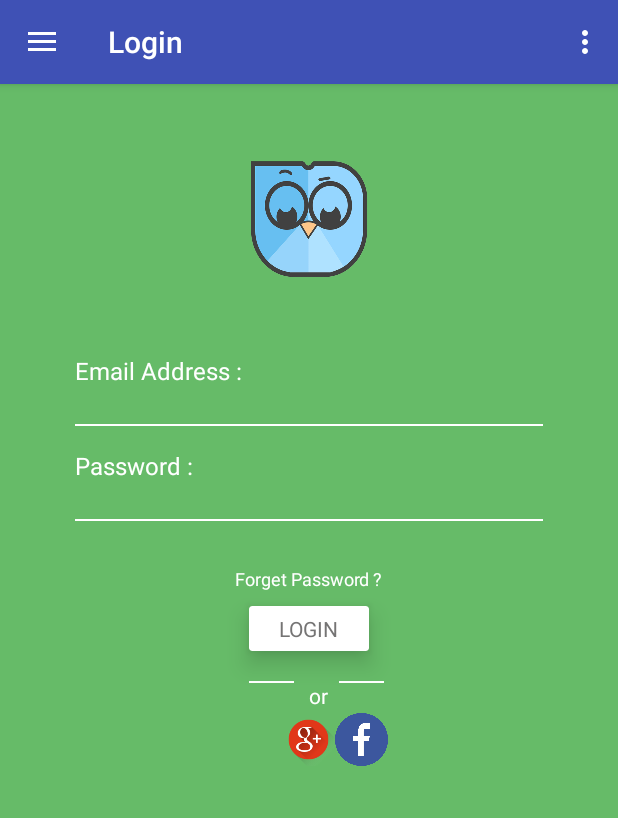
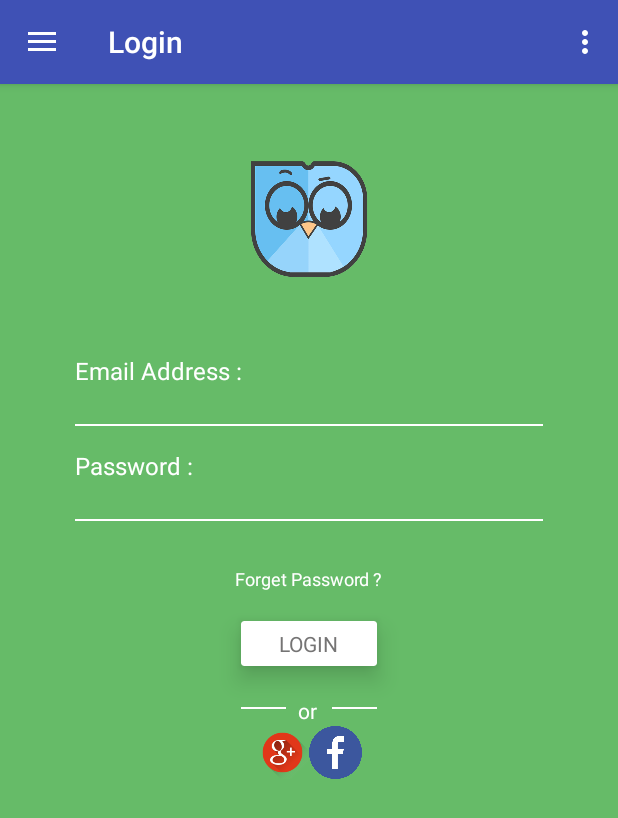
Before and after one commit to manitk12/Login, an Android app: the screen it shows after launch (MainActivity), on a phone screen of 412 x 824 dp. Shown: the top 818 px of the screen. Run offline under Robolectric (Android 15) with nearby library versions, the phone set to English and light mode, and no system bars.

Commit message:
Linear layout   orientation horizontal set in  facebook and gmail imageview and added this in border top of imageview

```diff
--- a/app/src/main/res/layout/content_main.xml
+++ b/app/src/main/res/layout/content_main.xml
@@ -18,7 +18,6 @@
             android:id="@+id/gradem"
             android:layout_width="80dp"
             android:layout_height="80dp"
-            android:layout_alignParentStart="true"
             android:layout_marginTop="50dp"
             android:src="@drawable/mani" />
 
@@ -106,7 +105,6 @@
                 android:layout_height="wrap_content"
                 android:layout_below="@+id/view2"
                 android:layout_centerHorizontal="true"
-                android:layout_marginBottom="10dp"
                 android:layout_marginTop="30dp"
                 android:text="Forget Password ?"
                 android:textColor="@color/white"
@@ -114,24 +112,30 @@
                 android:textStyle="normal"
                 />
 
+
+
+
             <android.support.v7.widget.CardView
+
                 android:id="@+id/login_cardView"
                 android:layout_width="wrap_content"
                 android:layout_height="wrap_content"
                 android:layout_below="@+id/forget"
                 android:layout_centerHorizontal="true"
                 android:layout_marginBottom="20dp"
+                android:layout_marginTop="20dp"
                 app:cardBackgroundColor="@color/white"
                 app:cardCornerRadius="2dp"
-                app:cardElevation="10dp">
+                app:cardElevation="10dp"
+                >
 
                 <TextView
                     android:id="@+id/login"
                     android:layout_width="wrap_content"
                     android:layout_height="wrap_content"
                     android:paddingBottom="5dp"
-                    android:paddingEnd="20dp"
-                    android:paddingStart="20dp"
+                    android:paddingEnd="25dp"
+                    android:paddingStart="25dp"
                     android:paddingTop="5dp"
                     android:textAllCaps="true"
                     android:text="login"
@@ -142,41 +146,50 @@
 
 
 
+            <LinearLayout
+                android:layout_width="wrap_content"
+                android:layout_height="wrap_content"
+                android:orientation="horizontal"
+                android:layout_below="@+id/login_cardView"
+                android:layout_centerHorizontal="true"
+                >
 
+                <View
+                    android:layout_width="30dp"
+                    android:layout_height="1dp"
+                    android:background="@color/white"
+                    android:layout_marginTop="7dp"
 
+                    />
+
+                <TextView
+                    android:layout_width="wrap_content"
+                    android:layout_height="wrap_content"
+                    android:text="or"
+                    android:layout_marginStart="8dp"
+                    android:textColor="@color/white"
+                    />
 
                 <View
                     android:id="@+id/or"
                     android:layout_width="30dp"
                     android:layout_height="1dp"
+                    android:layout_marginTop="7dp"
                     android:background="@color/white"
-                android:layout_alignStart="@+id/login_cardView"
-                android:layout_below="@+id/login_cardView"
+                    android:layout_marginStart="10dp"
                     />
 
-            <TextView
-                android:id="@+id/oreo"
+
+            </LinearLayout>
+
+
+            <LinearLayout
                 android:layout_width="wrap_content"
-                android:text="or"
-                android:textColor="@color/white"
-                android:layout_toEndOf="@+id/or"
-                android:layout_marginStart="10dp"
-                android:layout_alignTop="@+id/or"
+                android:layout_height="wrap_content"
+                android:orientation="horizontal"
                 android:layout_below="@+id/login_cardView"
-                android:layout_height="wrap_content"
-                />
-
-            <View
-                android:id="@+id/orside"
-                android:layout_width="30dp"
-                android:layout_height="1dp"
-                android:layout_toEndOf="@+id/oreo"
-                android:background="@color/white"
-                android:layout_alignStart="@+id/oreo"
-                android:layout_marginStart="20dp"
-                android:layout_below="@+id/login_cardView"
-                />
-
+                android:layout_centerHorizontal="true"
+                >
 
 
 
@@ -184,9 +197,7 @@
                     android:id="@+id/gmail"
                     android:layout_width="35dp"
                     android:layout_height="35dp"
-                android:layout_centerHorizontal="true"
                     android:layout_marginTop="20dp"
-                android:layout_below="@id/orside"
                     android:background="@drawable/googleee"
                     />
 
@@ -194,12 +205,14 @@
                 <ImageView
                     android:layout_width="35dp"
                     android:layout_height="35dp"
-                android:layout_below="@id/orside"
                     android:layout_marginTop="20dp"
                     android:background="@drawable/fffff"
-                android:layout_toEndOf="@+id/gmail"
+
 
                     />
+
+
+            </LinearLayout>
 
         </RelativeLayout>
 
```
Also changed, not shown: app/src/main/res/drawable/googlef.jpg (added). Lines whose indentation alone changed are shown as unchanged.
